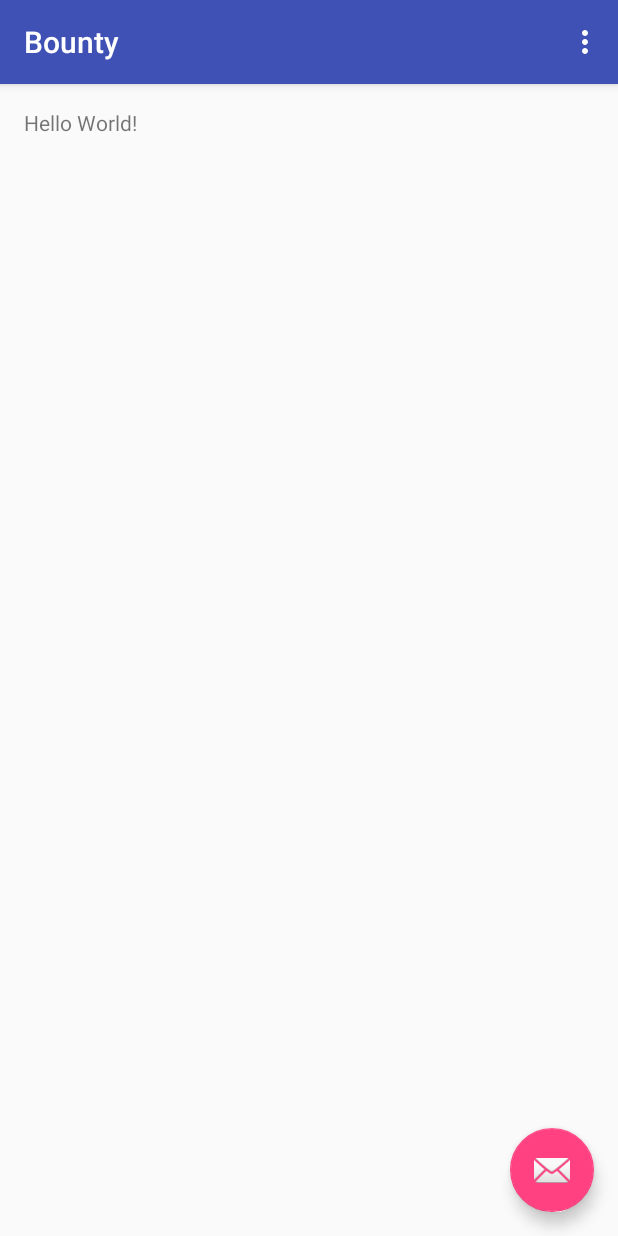
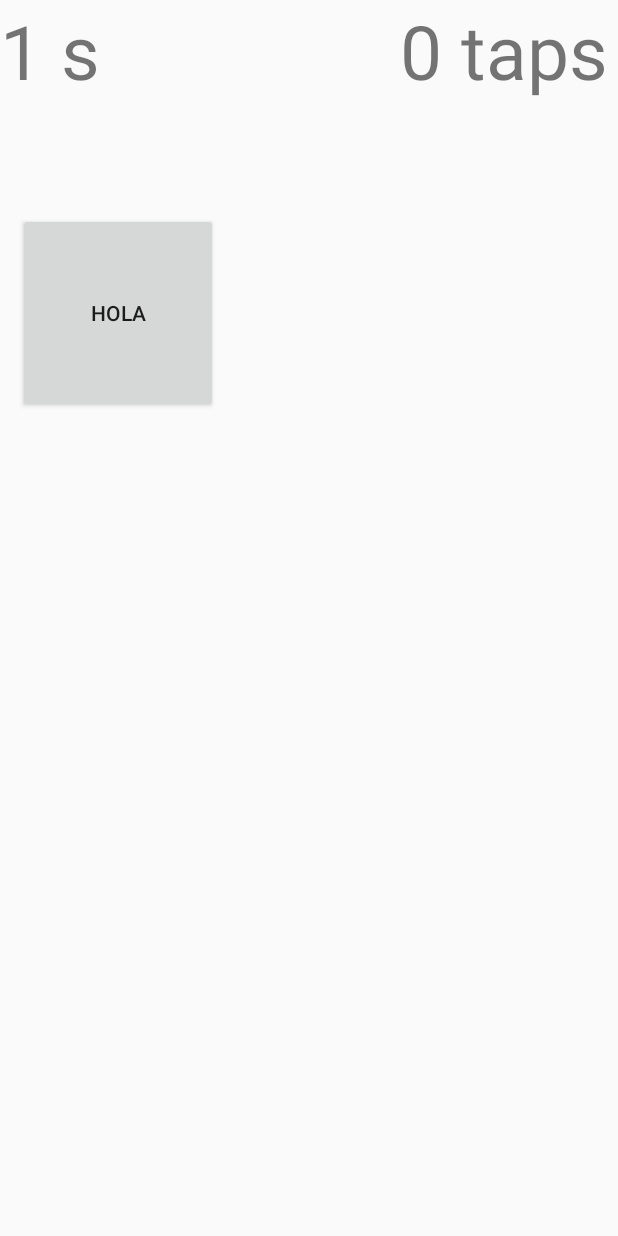
Before and after one commit to rafaelmv/Bounty, an Android app: the screen it shows after launch (MainActivity before the commit, GameActivity after it), on a phone screen of 412 x 824 dp. Run offline under Robolectric (Android 15) with nearby library versions, the phone set to English and light mode, and no system bars.

Commit message:
Basic game funcionality

```diff
--- a/app/src/main/AndroidManifest.xml
+++ b/app/src/main/AndroidManifest.xml
@@ -1,6 +1,8 @@
 <?xml version="1.0" encoding="utf-8"?>
 <manifest xmlns:android="http://schemas.android.com/apk/res/android"
     package="com.equicoganador.bounty">
+
+    <uses-permission android:name="android.permission.VIBRATE"/>
 
     <application
         android:allowBackup="true"
@@ -18,6 +20,11 @@
                 <category android:name="android.intent.category.LAUNCHER" />
             </intent-filter>
         </activity>
+        <activity
+            android:name=".GameActivity"
+            android:label="@string/title_activity_game"
+            android:theme="@style/AppTheme.NoActionBar"
+            android:screenOrientation="portrait"></activity>
     </application>
 
 </manifest>
--- /dev/null
+++ b/app/src/main/java/com/equicoganador/bounty/GameActivity.java
@@ -0,0 +1,120 @@
+package com.equicoganador.bounty;
+
+import android.app.ActionBar;
+import android.app.Activity;
+import android.content.Context;
+import android.graphics.Point;
+import android.media.MediaPlayer;
+import android.os.Bundle;
+import android.os.CountDownTimer;
+import android.os.Handler;
+import android.os.Vibrator;
+import android.support.design.widget.FloatingActionButton;
+import android.support.design.widget.Snackbar;
+import android.support.v7.app.AppCompatActivity;
+import android.support.v7.widget.Toolbar;
+import android.util.Log;
+import android.view.Display;
+import android.view.View;
+import android.view.ViewGroup;
+import android.view.Window;
+import android.view.WindowManager;
+import android.widget.Button;
+import android.widget.ImageView;
+import android.widget.RelativeLayout;
+import android.widget.TextView;
+
+import java.util.Random;
+
+public class GameActivity extends Activity {
+
+    private int maxWidth;
+    private int maxHeight;
+    private int timesPressedGameButton = 0;
+
+    private Button gameButton;
+    private TextView countdownText;
+    private TextView tapCounterText;
+    private ImageView boomImage;
+
+    private CountDownTimer cdt;
+
+    private int[] moveGameButtonRandomly(Button gameButton, ViewGroup.MarginLayoutParams lol){
+        Random random = new Random();
+        int leftMargin = random.nextInt(maxWidth - 200  + 1);
+        int topMargin = random.nextInt(maxHeight - 200 + 1);
+        lol.setMargins(leftMargin, topMargin, 0, 0);
+        Log.i("****POS***", topMargin + "    " + leftMargin);
+        int lal[] = {leftMargin, topMargin};
+        gameButton.setLayoutParams(lol);
+        return lal;
+    }
+
+    @Override
+    protected void onCreate(Bundle savedInstanceState) {
+
+        super.onCreate(savedInstanceState);
+        setContentView(R.layout.activity_game);
+        Toolbar toolbar = (Toolbar) findViewById(R.id.toolbar);
+
+        gameButton = (Button)findViewById(R.id.gameButton);
+        countdownText = (TextView)findViewById(R.id.countdown_text);
+        tapCounterText = (TextView)findViewById(R.id.tap_text);
+        boomImage = (ImageView)findViewById(R.id.boom_image);
+        final ViewGroup.MarginLayoutParams lol = (ViewGroup.MarginLayoutParams) gameButton.getLayoutParams();
+
+        final MediaPlayer mp = MediaPlayer.create(this, R.raw.laser3);
+
+        Display display = getWindowManager().getDefaultDisplay();
+        Point size = new Point();
+        display.getSize(size);
+        maxWidth = size.x;
+        maxHeight = size.y;
+
+        moveGameButtonRandomly(gameButton, lol);
+
+        gameButton.setOnClickListener(new View.OnClickListener() {
+            @Override
+            public void onClick(View v) {
+
+                boomImage.setLayoutParams(lol);
+                boomImage.setVisibility(View.VISIBLE);
+                gameButton.setVisibility(View.INVISIBLE);
+
+                Handler handler = new Handler();
+
+                Vibrator vibrator = (Vibrator) getSystemService(Context.VIBRATOR_SERVICE);
+                mp.start();
+                vibrator.vibrate(100);
+                handler.postDelayed(new Runnable() {
+                    @Override
+                    public void run() {
+                        boomImage.setVisibility(View.INVISIBLE);
+                        int[] positions = moveGameButtonRandomly(gameButton, lol);
+                        gameButton.setVisibility(View.VISIBLE);
+                    }
+                }, 100);
+
+
+
+                timesPressedGameButton++;
+                tapCounterText.setText("" + timesPressedGameButton);
+            }
+        });
+
+
+
+        cdt = new CountDownTimer(10000, 1000) {
+            public void onTick(long millisUntilFinished) {
+                countdownText.setText(millisUntilFinished / 1000 + " s");
+            }
+
+            public void onFinish() {
+                countdownText.setText("done!");
+                gameButton.setOnClickListener(null);
+            }
+        }.start();
+
+    }
+
+}
--- a/app/src/main/java/com/equicoganador/bounty/MainActivity.java
+++ b/app/src/main/java/com/equicoganador/bounty/MainActivity.java
@@ -1,5 +1,6 @@
 package com.equicoganador.bounty;
 
+import android.content.Intent;
 import android.os.Bundle;
 import android.support.design.widget.FloatingActionButton;
 import android.support.design.widget.Snackbar;
@@ -17,6 +18,9 @@ public class MainActivity extends AppCompatActivity {
         setContentView(R.layout.activity_main);
         Toolbar toolbar = (Toolbar) findViewById(R.id.toolbar);
         setSupportActionBar(toolbar);
+
+        Intent intent = new Intent(this, GameActivity.class);
+        startActivity(intent);
 
         FloatingActionButton fab = (FloatingActionButton) findViewById(R.id.fab);
         fab.setOnClickListener(new View.OnClickListener() {
--- /dev/null
+++ b/app/src/main/res/layout/activity_game.xml
@@ -0,0 +1,13 @@
+<?xml version="1.0" encoding="utf-8"?>
+<android.support.design.widget.CoordinatorLayout xmlns:android="http://schemas.android.com/apk/res/android"
+    xmlns:app="http://schemas.android.com/apk/res-auto"
+    xmlns:tools="http://schemas.android.com/tools"
+    android:layout_width="match_parent"
+    android:layout_height="match_parent"
+    android:fitsSystemWindows="true"
+    tools:context="com.equicoganador.bounty.GameActivity">
+
+
+    <include layout="@layout/content_game" />
+
+</android.support.design.widget.CoordinatorLayout>
--- /dev/null
+++ b/app/src/main/res/layout/content_game.xml
@@ -0,0 +1,41 @@
+<?xml version="1.0" encoding="utf-8"?>
+<RelativeLayout xmlns:android="http://schemas.android.com/apk/res/android"
+    xmlns:app="http://schemas.android.com/apk/res-auto"
+    xmlns:tools="http://schemas.android.com/tools"
+    android:layout_width="match_parent"
+    android:layout_height="match_parent"
+
+    app:layout_behavior="@string/appbar_scrolling_view_behavior"
+    tools:context="com.equicoganador.bounty.GameActivity"
+    tools:showIn="@layout/activity_game">
+
+    <TextView
+        android:text="10 s"
+        android:textSize="50dp"
+        android:layout_width="wrap_content"
+        android:layout_height="wrap_content"
+        android:id="@+id/countdown_text"/>
+
+    <TextView
+        android:text="0 taps"
+        android:textSize="50dp"
+        android:layout_marginLeft="400px"
+        android:gravity="center"
+        android:layout_width="wrap_content"
+        android:layout_height="wrap_content"
+        android:id="@+id/tap_text"/>
+
+    <Button
+        android:text="hola"
+        android:layout_width="200px"
+        android:layout_height="200px"
+        android:id="@+id/gameButton" />
+
+    <ImageView
+        android:visibility="invisible"
+        android:layout_width="200px"
+        android:layout_height="200px"
+        android:src="@drawable/boom"
+        android:id="@+id/boom_image"/>
+
+</RelativeLayout>
--- /dev/null
+++ b/app/src/main/res/values/drawable.xml
@@ -0,0 +1,2 @@
+<?xml version="1.0" encoding="utf-8"?>
+<resources></resources>
--- a/app/src/main/res/values/strings.xml
+++ b/app/src/main/res/values/strings.xml
@@ -1,4 +1,5 @@
 <resources>
     <string name="app_name">Bounty</string>
     <string name="action_settings">Settings</string>
+    <string name="title_activity_game">GameActivity</string>
 </resources>
```
Also changed, not shown: app/src/main/res/drawable/boom.png (added), 4 other files.
